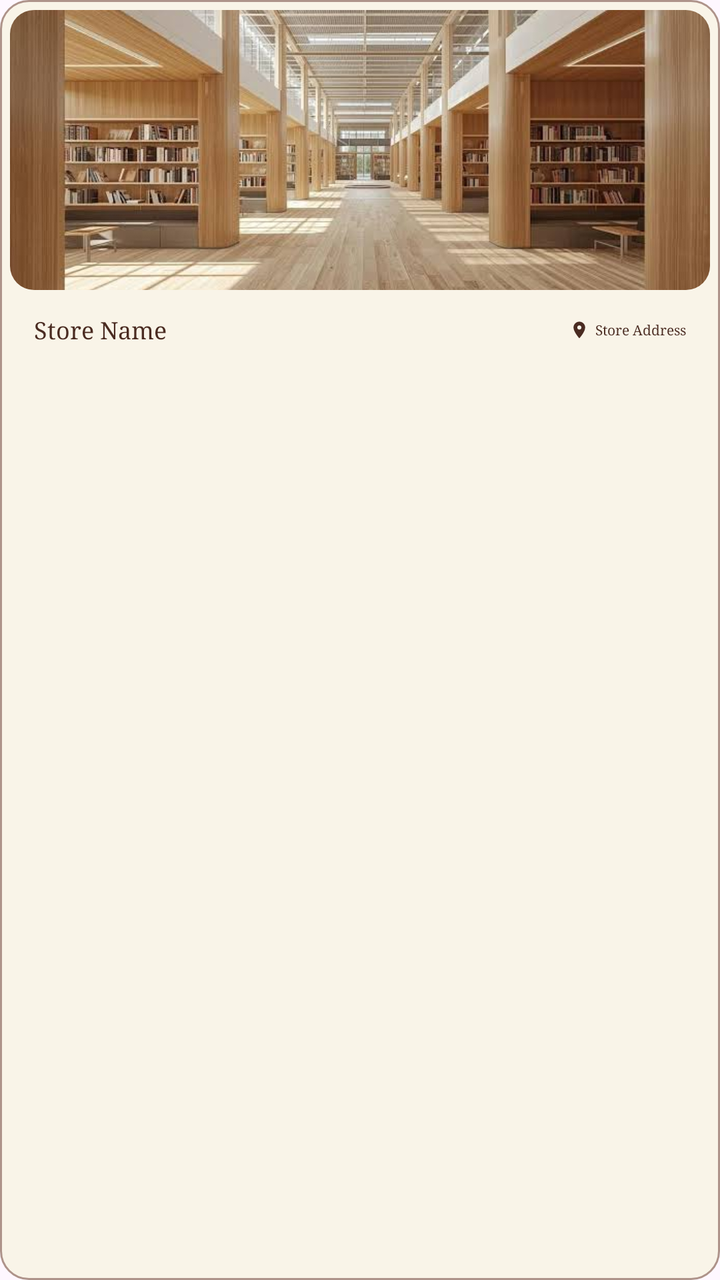
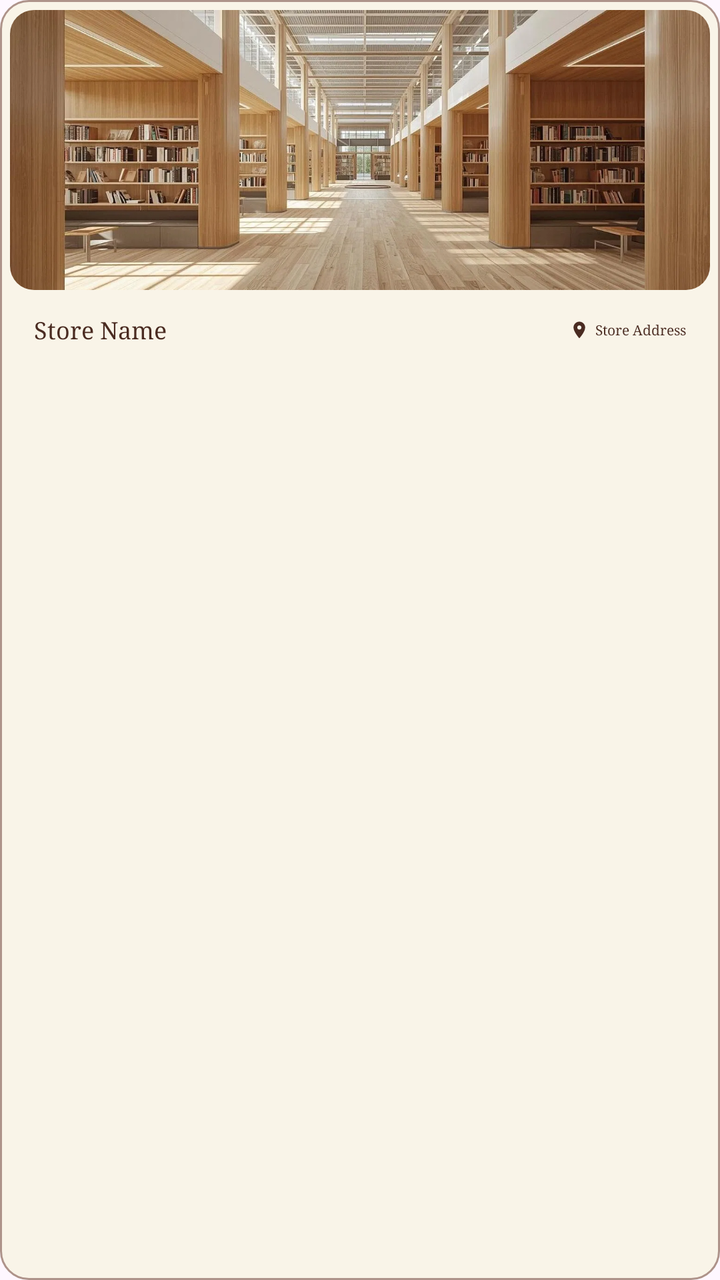

Compare the two renders of this Android layout. The source of the first and the diff that turns it into the second are given below.
<!-- AndroidManifest.xml: application theme Theme.DClassics -->
<!-- res/layout/item_store_card.xml -->
<?xml version="1.0" encoding="utf-8"?>
<LinearLayout xmlns:android="http://schemas.android.com/apk/res/android"
    xmlns:app="http://schemas.android.com/apk/res-auto"
    android:layout_width="match_parent"
    android:layout_height="wrap_content"
    android:layout_marginTop="12dp"
    android:background="@drawable/store_card_bg"
    android:orientation="vertical"
    android:padding="5dp">

    <ImageView
        android:id="@+id/ivStoreImage"
        android:layout_width="match_parent"
        android:layout_height="140dp"
        android:background="@drawable/store_image_bg"
        android:clipToOutline="true"
        android:outlineProvider="background"
        android:scaleType="centerCrop"
        android:src="@drawable/store_1" />

    <LinearLayout
        android:layout_width="match_parent"
        android:layout_height="40dp"
        android:gravity="center_vertical"
        android:orientation="horizontal"
        android:paddingStart="12dp"
        android:paddingEnd="12dp">

        <TextView
            android:id="@+id/tvStoreName"
            android:layout_width="0dp"
            android:layout_height="wrap_content"
            android:layout_weight="1"
            android:fontFamily="serif"
            android:text="Store Name"
            android:textColor="@color/primary"
            android:textSize="12sp" />

        <ImageView
            android:layout_width="10dp"
            android:layout_height="10dp"
            android:src="@drawable/ic_location_gray"
            app:tint="@color/primary" />

        <TextView
            android:id="@+id/tvStoreAddress"
            android:layout_width="wrap_content"
            android:layout_height="wrap_content"
            android:layout_marginStart="3dp"
            android:fontFamily="serif"
            android:text="Store Address"
            android:textColor="@color/primary"
            android:textSize="7sp" />

    </LinearLayout>

</LinearLayout>
<!-- resources referenced by this layout -->
<resources>
  <color name="primary">#4A2B21</color>
  <!-- drawable ic_location_gray (drawable) -->
  <vector xmlns:android="http://schemas.android.com/apk/res/android" android:height="24dp" android:tint="#C7C3C3" android:viewportHeight="24" android:viewportWidth="24" android:width="24dp">
        
      <path android:fillColor="@android:color/white" android:pathData="M12,2C8.13,2 5,5.13 5,9c0,5.25 7,13 7,13s7,-7.75 7,-13c0,-3.87 -3.13,-7 -7,-7zM12,11.5c-1.38,0 -2.5,-1.12 -2.5,-2.5s1.12,-2.5 2.5,-2.5 2.5,1.12 2.5,2.5 -1.12,2.5 -2.5,2.5z"/>
      
  </vector>
  <!-- drawable store_1: jpg bitmap (drawable, 46129 bytes) -->
  <!-- drawable store_card_bg (drawable) -->
  <?xml version="1.0" encoding="utf-8"?>
  <shape xmlns:android="http://schemas.android.com/apk/res/android"
      android:shape="rectangle">
  
      <solid android:color="#F9F4E8" />
  
      <stroke
          android:width="1dp"
          android:color="#AE938A" />
  
      <corners android:radius="14dp" />
  
  </shape>
  <!-- drawable store_image_bg (drawable) -->
  <?xml version="1.0" encoding="utf-8"?>
  <shape xmlns:android="http://schemas.android.com/apk/res/android"
      android:shape="rectangle">
  
      <solid android:color="#F9F4E8" />
  
      <corners android:radius="12dp" />
  
  </shape>
  <style name="Theme.DClassics" parent="Base.Theme.DClassics" />
  <style name="Base.Theme.DClassics" parent="Theme.Material3.DayNight.NoActionBar">
          
          
      </style>
</resources>

<!-- the commit's change to res/layout/item_store_card.xml (unified diff, before → after) -->
@@ -16,7 +16,7 @@
         android:clipToOutline="true"
         android:outlineProvider="background"
         android:scaleType="centerCrop"
-        android:src="@drawable/store_1" />
+        android:src="@drawable/store_2" />
 
     <LinearLayout
         android:layout_width="match_parent"
<!-- resource entries referenced after the edit -->
@@ -7,7 +7,7 @@
       <path android:fillColor="@android:color/white" android:pathData="M12,2C8.13,2 5,5.13 5,9c0,5.25 7,13 7,13s7,-7.75 7,-13c0,-3.87 -3.13,-7 -7,-7zM12,11.5c-1.38,0 -2.5,-1.12 -2.5,-2.5s1.12,-2.5 2.5,-2.5 2.5,1.12 2.5,2.5 -1.12,2.5 -2.5,2.5z"/>
       
   </vector>
-  <!-- drawable store_1: jpg bitmap (drawable, 46129 bytes) -->
+  <!-- drawable store_2: webp bitmap (drawable, 192270 bytes) -->
   <!-- drawable store_card_bg (drawable) -->
   <?xml version="1.0" encoding="utf-8"?>
   <shape xmlns:android="http://schemas.android.com/apk/res/android"
